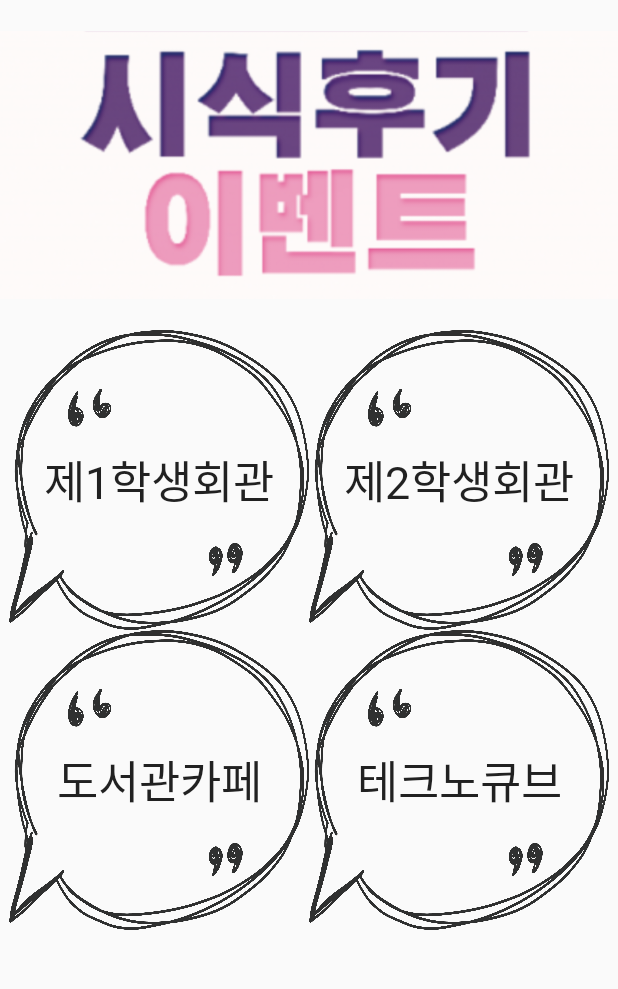
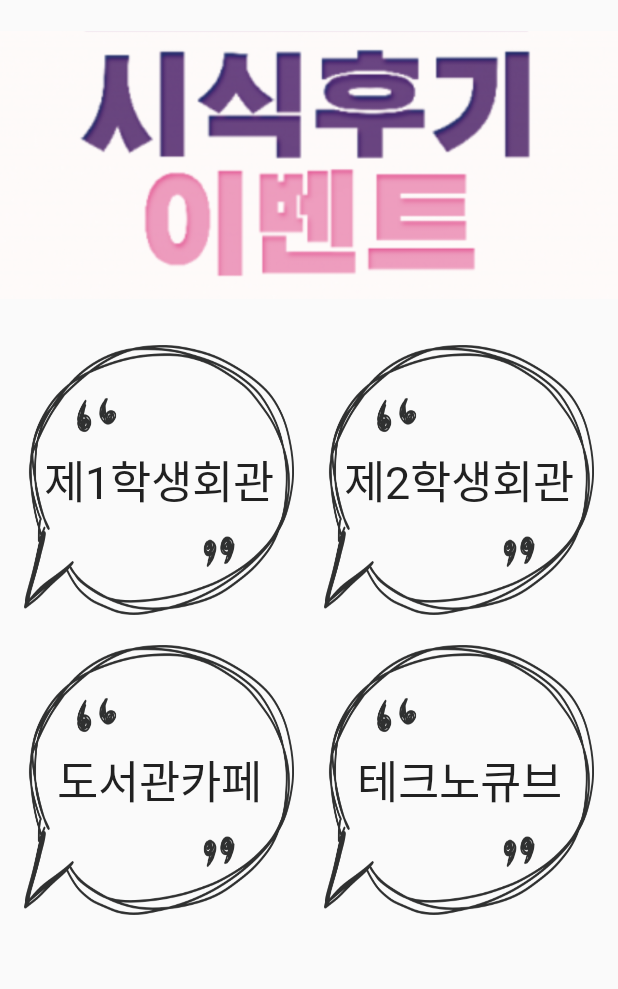
Before and after one commit to maeng2418/CampusCoffee, an Android app: the screen it shows after launch (MainActivity), on a phone screen of 412 x 824 dp, the part 84-1073 px from its top. Run offline under Robolectric (Android 15) with nearby library versions, the phone set to English and light mode, and no system bars.

Commit message:
change layout design

```diff
--- a/app/src/main/res/layout/activity_main.xml
+++ b/app/src/main/res/layout/activity_main.xml
@@ -35,8 +35,9 @@
                 <TableRow
                     android:gravity="center_horizontal">
                     <Button
-                        android:layout_width="200dp"
-                        android:layout_height="200dp"
+                        android:layout_width="180dp"
+                        android:layout_height="180dp"
+                        android:layout_margin="10dp"
                         android:id="@+id/no1"
                         android:text="제1학생회관"
                         android:onClick="onClick"
@@ -44,8 +45,9 @@
                         android:fontFamily="@font/nanumpen"
                         android:textSize="30dp"/>
                     <Button
-                        android:layout_width="200dp"
-                        android:layout_height="200dp"
+                        android:layout_width="180dp"
+                        android:layout_height="180dp"
+                        android:layout_margin="10dp"
                         android:id="@+id/no2"
                         android:text="제2학생회관"
                         android:onClick="onClick"
@@ -56,8 +58,9 @@
                 <TableRow
                     android:gravity="center_horizontal">
                     <Button
-                        android:layout_width="200dp"
-                        android:layout_height="200dp"
+                        android:layout_width="180dp"
+                        android:layout_height="180dp"
+                        android:layout_margin="10dp"
                         android:id="@+id/no3"
                         android:text="도서관카페"
                         android:onClick="onClick"
@@ -65,8 +68,9 @@
                         android:fontFamily="@font/nanumpen"
                         android:textSize="30dp"/>
                     <Button
-                        android:layout_width="200dp"
-                        android:layout_height="200dp"
+                        android:layout_width="180dp"
+                        android:layout_height="180dp"
+                        android:layout_margin="10dp"
                         android:id="@+id/no4"
                         android:text="테크노큐브"
                         android:onClick="onClick"
```
Also changed, not shown: app/src/main/res/layout/activity_loading.xml (+12 -4 lines), app/src/main/res/drawable-v24/storeicon.png, app/src/main/res/drawable/coffe_icon.png (added).
